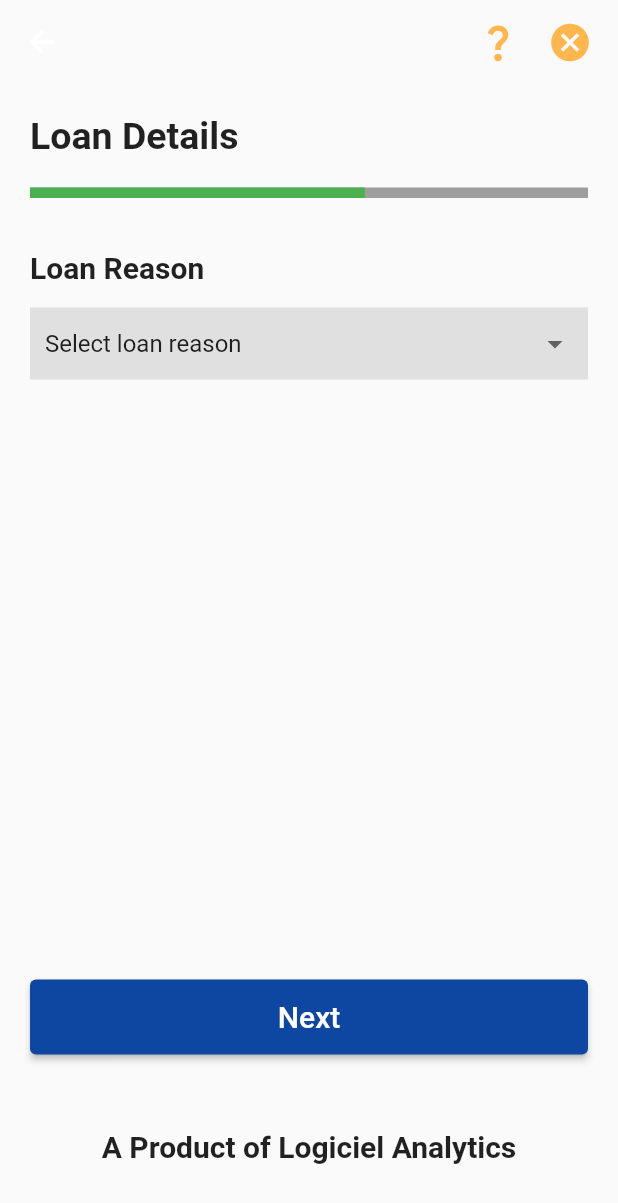
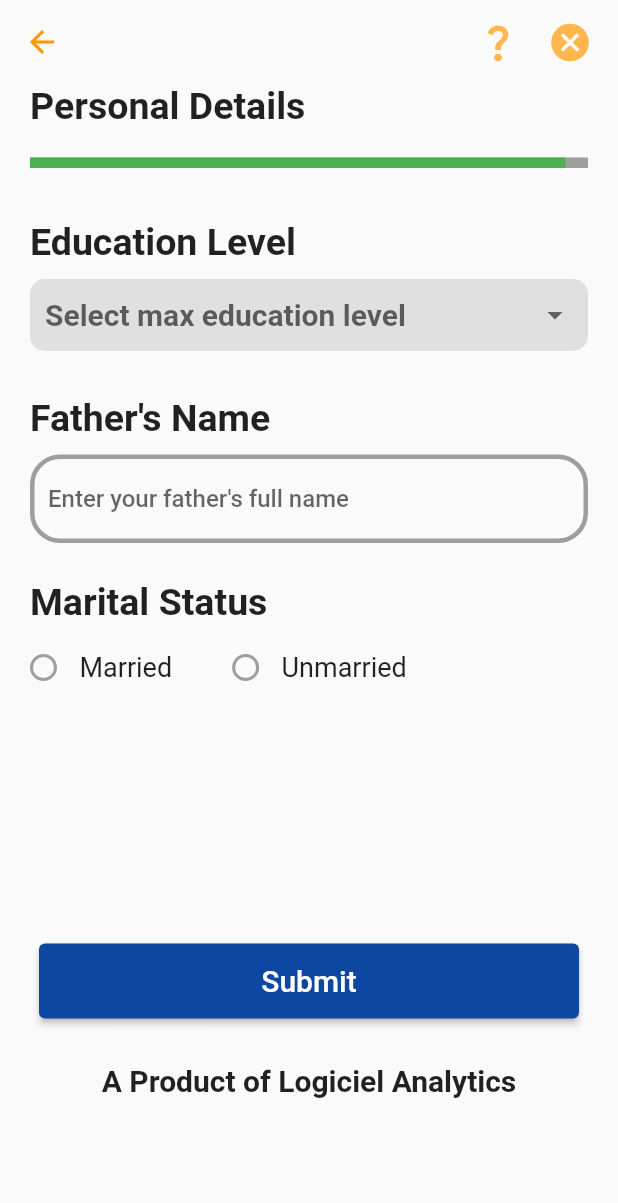
Before and after one commit to 3600-abhi/flutter_fintech, a Flutter app: the LoanDetails screen opened directly, after a tap on "Next", on a phone screen of 412 x 824 dp. Shown: the top 1203 px of the screen. Run offline on Flutter 3.47's test engine with Material 2 defaults, Android fonts, the phone set to English and light mode, and no system bars; our stand-ins replace confetti, flutter_otp_text_field, intl_phone_field, percent_indicator.

Commit message:
Personal Details Screen Completed

```diff
--- a/lib/screens/BasicDetails.dart
+++ b/lib/screens/BasicDetails.dart
@@ -37,23 +37,28 @@ class _BasicDetailsState extends State<BasicDetails> {
       ),
       body: SingleChildScrollView(
         child: Container(
-            padding: EdgeInsets.fromLTRB(20, 20, 20, 0),
+            // padding: EdgeInsets.fromLTRB(20, 20, 20, 0),
             child: Column(children: [
               Container(
+                padding: EdgeInsets.fromLTRB(20, 0, 20, 0),
                 width: 500,
                 child: Text("Basic Details",
                     style:
                         TextStyle(fontWeight: FontWeight.bold, fontSize: 28)),
               ),
               SizedBox(height: 20),
-              LinearProgressIndicator(
+              Container(
+                padding: EdgeInsets.fromLTRB(20, 0, 20, 0),
+                child: LinearProgressIndicator(
                   backgroundColor: Colors.grey,
                   valueColor: AlwaysStoppedAnimation<Color>(Colors.green),
                   value: 0.8,
                   minHeight: 7,
                 ),
+              ),
               SizedBox(height: 30),
               Container(
+                padding: EdgeInsets.fromLTRB(20, 0, 20, 0),
                 width: 500,
                 child: Text("Your PAN Number",
                     style:
@@ -61,7 +66,9 @@ class _BasicDetailsState extends State<BasicDetails> {
                 // decoration: BoxDecoration(border: Border.all()),
               ),
               SizedBox(height: 30),
-              TextField(
+              Container(
+                padding: EdgeInsets.fromLTRB(20, 0, 20, 0),
+                child: TextField(
                   decoration: InputDecoration(
                       hintText: "Enter your PAN number",
                       focusedBorder: OutlineInputBorder(
@@ -73,8 +80,10 @@ class _BasicDetailsState extends State<BasicDetails> {
                       )),
                   style: TextStyle(fontWeight: FontWeight.w500),
                 ),
+              ),
               SizedBox(height: 30),
               Container(
+                padding: EdgeInsets.fromLTRB(20, 0, 20, 0),
                 width: 500,
                 child: Text("Your Date of Birth",
                     style:
@@ -82,7 +91,9 @@ class _BasicDetailsState extends State<BasicDetails> {
                 // decoration: BoxDecoration(border: Border.all()),
               ),
               SizedBox(height: 30),
-              TextField(
+              Container(
+                padding: EdgeInsets.fromLTRB(20, 0, 20, 0),
+                child: TextField(
                   decoration: InputDecoration(
                       hintText: "Enter your Date of Birth",
                       focusedBorder: OutlineInputBorder(
@@ -94,8 +105,10 @@ class _BasicDetailsState extends State<BasicDetails> {
                       )),
                   style: TextStyle(fontWeight: FontWeight.w500),
                 ),
+              ),
               SizedBox(height: 30),
               Container(
+                padding: EdgeInsets.fromLTRB(20, 0, 20, 0),
                 width: 500,
                 child: Text("Gender",
                     style:
@@ -105,6 +118,7 @@ class _BasicDetailsState extends State<BasicDetails> {
               SizedBox(height: 5),
               Row(
                 children: [
+                  SizedBox(width: 5),
                   Radio(
                     value: Gender.Male,
                     groupValue: _gender,
@@ -126,6 +140,7 @@ class _BasicDetailsState extends State<BasicDetails> {
               Row(
                 mainAxisAlignment: MainAxisAlignment.start,
                 children: [
+                  SizedBox(width: 5),
                   Radio(
                     value: Gender.Female,
                     groupValue: _gender,
@@ -146,6 +161,7 @@ class _BasicDetailsState extends State<BasicDetails> {
               ),
               Row(
                 children: [
+                  SizedBox(width: 5),
                   Radio(
                     value: Gender.Other,
                     groupValue: _gender,
@@ -166,6 +182,7 @@ class _BasicDetailsState extends State<BasicDetails> {
               ),
               SizedBox(height: 30),
               Container(
+                padding: EdgeInsets.fromLTRB(20, 0, 20, 0),
                 width: 500,
                 child: Text("Pincode (as per KYC records)",
                     style:
@@ -173,7 +190,9 @@ class _BasicDetailsState extends State<BasicDetails> {
                 // decoration: BoxDecoration(border: Border.all()),
               ),
               SizedBox(height: 30),
-              TextField(
+              Container(
+                padding: EdgeInsets.fromLTRB(20, 0, 20, 0),
+                child: TextField(
                   decoration: InputDecoration(
                       hintText: "Enter Pincode as per KYC records",
                       focusedBorder: OutlineInputBorder(
@@ -185,8 +204,10 @@ class _BasicDetailsState extends State<BasicDetails> {
                       )),
                   style: TextStyle(fontWeight: FontWeight.w500),
                 ),
+              ),
               SizedBox(height: 40),
               Container(
+                padding: EdgeInsets.fromLTRB(20, 0, 20, 0),
                 height: 50,
                 width: 400,
                 child: ElevatedButton(
--- a/lib/screens/LoanDetails.dart
+++ b/lib/screens/LoanDetails.dart
@@ -1,7 +1,7 @@
+import 'package:fintech_app/screens/PersonalDetails.dart';
 import 'package:flutter/material.dart';
 
 List<String> loanReasonsList = [
-  "Select loan reason",
   "Education",
   "Medical",
   "Travel",
@@ -16,12 +16,13 @@ class LoanDetails extends StatefulWidget {
 }
 
 class _LoanDetailsState extends State<LoanDetails> {
-  String dropDownValue = loanReasonsList.first;
+  String dropDownValue = "Select loan Reason";
 
   @override
   Widget build(BuildContext context) {
     return Scaffold(
       appBar: AppBar(
+        iconTheme: IconThemeData(color: Colors.orange),
         backgroundColor: Colors.grey[50],
         elevation: 0,
         actions: [
@@ -68,11 +69,14 @@ class _LoanDetailsState extends State<LoanDetails> {
               SizedBox(height: 15),
               Container(
                 padding: EdgeInsets.fromLTRB(10, 0, 10, 0),
-                color: Colors.grey[300],
                 width: MediaQuery.of(context).size.width,
+                decoration: BoxDecoration(
+                    borderRadius: BorderRadius.circular(10),
+                    color: Colors.grey[300],
+                  ),
                 child: DropdownButton(
                   underline: SizedBox(),
-                  alignment: Alignment.center,
+                  // alignment: Alignment.center,
                   isExpanded: true,
                   items: loanReasonsList.map((value) {
                     return DropdownMenuItem(child: Text(value), value: value);
@@ -82,10 +86,13 @@ class _LoanDetailsState extends State<LoanDetails> {
                       dropDownValue = value!;
                     });
                   },
-                  value: dropDownValue,
+                  // value: dropDownValue,
+                  hint: Text(dropDownValue,
+                      style:
+                          TextStyle(fontSize: 20, fontWeight: FontWeight.bold)),
                 ),
               ),
-              SizedBox(height: 400),
+              SizedBox(height: 350),
               Container(
                 height: 50,
                 width: 400,
@@ -93,7 +100,9 @@ class _LoanDetailsState extends State<LoanDetails> {
                   child: Text("Next", style: TextStyle(fontSize: 20)),
                   style:
                       TextButton.styleFrom(backgroundColor: Colors.blue[900]),
-                  onPressed: () {},
+                  onPressed: () {
+                    Navigator.push(context, MaterialPageRoute(builder: (context) => PersonalDetails()));
+                  },
                 ),
                 // decoration: BoxDecoration(border: Border.all()),
               ),
--- /dev/null
+++ b/lib/screens/PersonalDetails.dart
@@ -0,0 +1,222 @@
+import 'package:flutter/material.dart';
+
+enum maritalStatus { Married, Unmarried, Null }
+
+const List<String> educationLevelList = [
+  "Engineer",
+  "Doctor",
+  "Chartered Accountant",
+  "Lawyer",
+  "Business Man"
+];
+
+class PersonalDetails extends StatefulWidget {
+  const PersonalDetails({super.key});
+
+  @override
+  State<PersonalDetails> createState() => _PersonalDetailsState();
+}
+
+class _PersonalDetailsState extends State<PersonalDetails> {
+  String dropDownValue = "Select max education level";
+  maritalStatus _status = maritalStatus.Null;
+  @override
+  Widget build(BuildContext context) {
+    return Scaffold(
+      appBar: AppBar(
+        iconTheme: IconThemeData(color: Colors.orange),
+        backgroundColor: Colors.grey[50],
+        elevation: 0,
+        actions: [
+          IconButton(
+              icon: Icon(Icons.question_mark,
+                  color: Colors.orange[300], size: 30),
+              onPressed: () {}),
+          IconButton(
+              icon: Icon(Icons.cancel, color: Colors.orange[300], size: 30),
+              onPressed: () {}),
+          SizedBox(width: 8),
+        ],
+      ),
+      body: SingleChildScrollView(
+        child: Container(
+          // padding: EdgeInsets.fromLTRB(20, 20, 20, 0),
+          child: Column(
+            children: [
+              Container(
+                padding: EdgeInsets.fromLTRB(20, 0, 20, 0),
+                width: 500,
+                child: Text(
+                  "Personal Details",
+                  textAlign: TextAlign.left,
+                  style: TextStyle(
+                    fontSize: 25,
+                    fontWeight: FontWeight.bold,
+                  ),
+                ),
+              ),
+              SizedBox(height: 20),
+              Container(
+                padding: EdgeInsets.fromLTRB(20, 0, 20, 0),
+                child: LinearProgressIndicator(
+                  backgroundColor: Colors.grey,
+                  valueColor: AlwaysStoppedAnimation<Color>(Colors.green),
+                  value: 0.96,
+                  minHeight: 7,
+                ),
+              ),
+              SizedBox(height: 35),
+              Container(
+                padding: EdgeInsets.fromLTRB(20, 0, 20, 0),
+                width: 500,
+                child: Text(
+                  "Education Level",
+                  style: TextStyle(
+                    fontSize: 25,
+                    fontWeight: FontWeight.bold,
+                  ),
+                ),
+                // decoration: BoxDecoration(border: Border.all()),
+              ),
+              SizedBox(height: 10),
+              Container(
+                padding: EdgeInsets.fromLTRB(20, 0, 20, 0),
+                child: Container(
+                  padding: EdgeInsets.fromLTRB(10, 0, 10, 0),
+                  width: MediaQuery.of(context).size.width,
+                  decoration: BoxDecoration(
+                    borderRadius: BorderRadius.circular(10),
+                    color: Colors.grey[300],
+                  ),
+                  child: DropdownButton(
+                      underline: SizedBox(),
+                      isExpanded: true,
+                      hint: Text(dropDownValue,
+                          style: TextStyle(
+                              fontSize: 20, fontWeight: FontWeight.bold)),
+                      items: educationLevelList.map((value) {
+                        return DropdownMenuItem(child: Text(value), value: value);
+                      }).toList(),
+                      onChanged: (value) {
+                        setState(() {
+                          dropDownValue = value!;
+                        });
+                      }),
+                ),
+              ),
+              SizedBox(height: 30),
+              Container(
+                padding: EdgeInsets.fromLTRB(20, 0, 20, 0),
+                width: 500,
+                child: Text(
+                  "Father's Name",
+                  style: TextStyle(
+                    fontSize: 25,
+                    fontWeight: FontWeight.bold,
+                  ),
+                ),
+                // decoration: BoxDecoration(border: Border.all()),
+              ),
+              SizedBox(height: 10),
+              Container(
+                padding: EdgeInsets.fromLTRB(20, 0, 20, 0),
+                child: TextField(
+                    decoration: InputDecoration(
+                        hintText: "Enter your father's full name",
+                        focusedBorder: OutlineInputBorder(
+                            borderRadius: BorderRadius.circular(20),
+                            borderSide:
+                                BorderSide(color: Colors.indigo, width: 3)),
+                        enabledBorder: OutlineInputBorder(
+                          borderRadius: BorderRadius.circular(20),
+                          borderSide: BorderSide(color: Colors.grey, width: 3),
+                        )),
+                    style: TextStyle(fontWeight: FontWeight.w500)),
+              ),
+              SizedBox(height: 25),
+              Container(
+                padding: EdgeInsets.fromLTRB(20, 0, 20, 0),
+                width: 500,
+                child: Text(
+                  "Marital Status",
+                  style: TextStyle(
+                    fontSize: 25,
+                    fontWeight: FontWeight.bold,
+                  ),
+                ),
+                // decoration: BoxDecoration(border: Border.all()),
+              ),
+              SizedBox(height: 5),
+              Container(
+                // decoration: BoxDecoration(border: Border.all()),
+                child: Row(
+                  children: [
+                    Container(
+                        child: Row(
+                      children: [
+                        SizedBox(width: 5),
+                        Radio(
+                          groupValue: _status,
+                          value: maritalStatus.Married,
+                          fillColor: MaterialStateColor.resolveWith(
+                              (states) => Colors.grey),
+                          focusColor: MaterialStateColor.resolveWith(
+                              (states) => Colors.grey),
+                          onChanged: (value) {
+                            setState(() {
+                              _status = value!;
+                            });
+                          },
+                        ),
+                        Text("Married", style: TextStyle(fontSize: 18, fontWeight: FontWeight.w400),)
+                      ],
+                    )),
+
+                    SizedBox(width: 25),
+
+                    Container(
+                        child: Row(
+                      children: [
+                        Radio(
+                          groupValue: _status,
+                          value: maritalStatus.Unmarried,
+                          fillColor: MaterialStateColor.resolveWith(
+                              (states) => Colors.grey),
+                          focusColor: MaterialStateColor.resolveWith(
+                              (states) => Colors.grey),
+                          onChanged: (value) {
+                            setState(() {
+                              _status = value!;
+                            });
+                          },
+                        ),
+                        Text("Unmarried", style: TextStyle(fontSize: 18, fontWeight: FontWeight.w400),)
+                      ],
+                    )),
+                  ],
+                ),
+              ),
+              SizedBox(height: 160),
+              Container(
+                padding: EdgeInsets.fromLTRB(20, 0, 20, 0),
+                height: 50,
+                width: 400,
+                child: ElevatedButton(
+                  child: Text("Submit", style: TextStyle(fontSize: 20)),
+                  style:
+                      TextButton.styleFrom(backgroundColor: Colors.blue[900]),
+                  onPressed: () {},
+                ),
+                // decoration: BoxDecoration(border: Border.all()),
+              ),
+              SizedBox(height: 30),
+              Text("A Product of Logiciel Analytics",
+                  style: TextStyle(fontSize: 20, fontWeight: FontWeight.bold)),
+              SizedBox(height: 20)
+            ],
+          ),
+        ),
+      ),
+    );
+  }
+}
```
Lines whose indentation alone changed are shown as unchanged.
